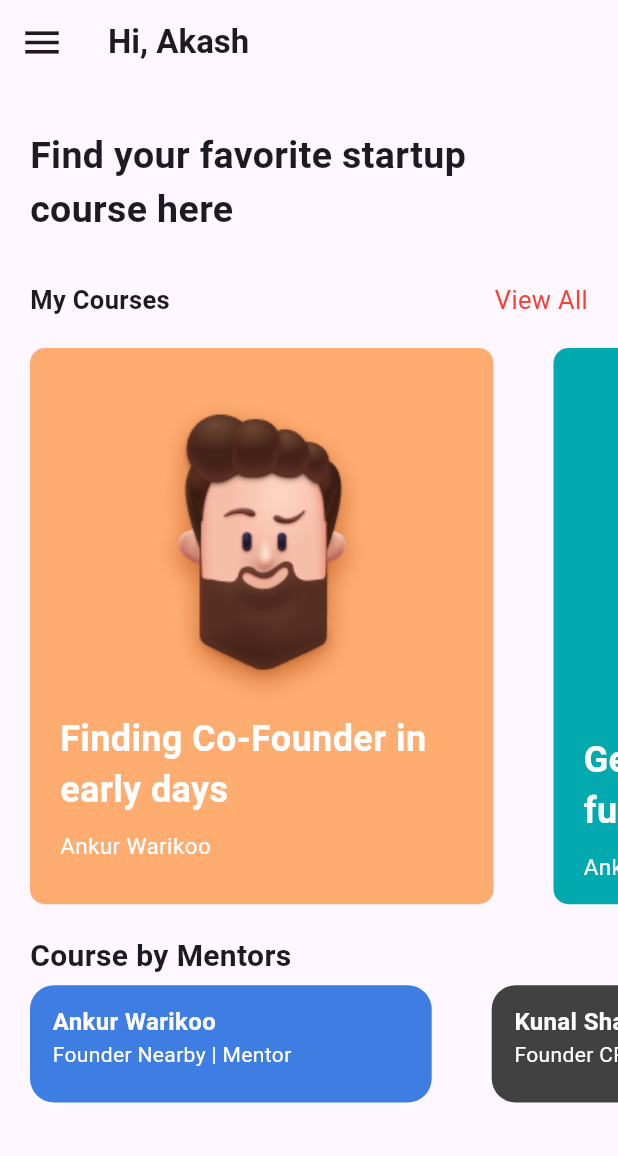
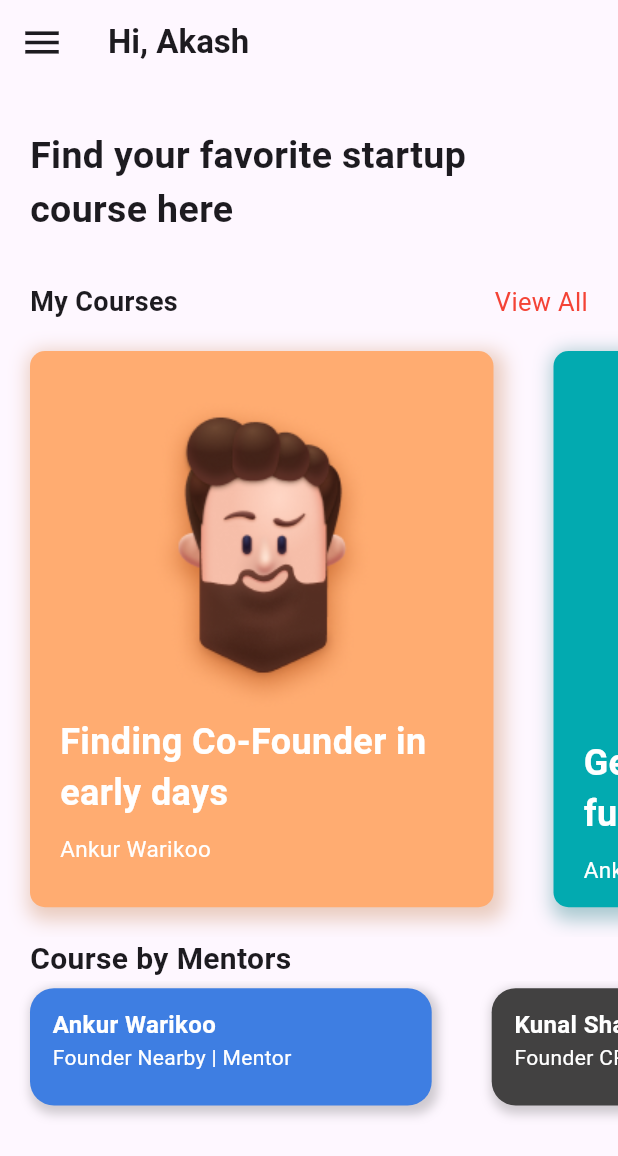
Before and after one commit to Mjd-Gh/Flutter-UI-Lab, a Flutter app: the screen it shows after launch, on a phone screen of 412 x 824 dp. Shown: the top 1156 px of the screen. Run offline on Flutter 3.47's test engine with Material 3 defaults, Android fonts, the phone set to English and light mode, and no system bars.

Commit message:
add some decoration

```diff
--- a/lib/widgets/bottom_section/bottom_card_content.dart
+++ b/lib/widgets/bottom_section/bottom_card_content.dart
@@ -20,8 +20,16 @@ class BottomCardContent extends StatelessWidget {
       decoration: BoxDecoration(
         color: Color(color),
         borderRadius: BorderRadius.circular(16),
+        boxShadow: const [
+          BoxShadow(
+            color: Color.fromARGB(65, 66, 66, 66),
+            spreadRadius: 2,
+            blurRadius: 5,
+            offset: Offset(2, 3),
+          ),
+        ],
       ),
-      margin: const EdgeInsets.symmetric(horizontal: 20, vertical: 5),
+      margin: const EdgeInsets.only(left: 20, right: 20, top: 5, bottom: 15),
       padding: const EdgeInsets.symmetric(horizontal: 15, vertical: 13),
       child: Column(
         crossAxisAlignment: CrossAxisAlignment.start,
--- a/lib/widgets/middle_section/card_content.dart
+++ b/lib/widgets/middle_section/card_content.dart
@@ -7,12 +7,14 @@ class CardContent extends StatelessWidget {
     required this.title,
     required this.name,
     required this.color,
+    required this.shadowColor,
   });
 
   final String path;
   final String title;
   final String name;
   final int color;
+  final Color shadowColor;
 
   @override
   Widget build(BuildContext context) {
@@ -22,6 +24,14 @@ class CardContent extends StatelessWidget {
       decoration: BoxDecoration(
         color: Color(color),
         borderRadius: BorderRadius.circular(10),
+        boxShadow: [
+          BoxShadow(
+            color: shadowColor,
+            spreadRadius: 4,
+            blurRadius: 10,
+            offset: const Offset(3, 4),
+          ),
+        ],
       ),
       padding: const EdgeInsets.symmetric(horizontal: 20),
       margin: const EdgeInsets.symmetric(horizontal: 20, vertical: 20),
--- a/lib/widgets/middle_section/middle_card_scroller.dart
+++ b/lib/widgets/middle_section/middle_card_scroller.dart
@@ -17,12 +17,14 @@ class MiddleCardScroller extends StatelessWidget {
             path: 'avator.png',
             title: "Finding Co-Founder in early days",
             color: 0xffFFAC71,
+            shadowColor: Color.fromARGB(93, 197, 127, 77),
           ),
           CardContent(
             name: "Ankur Warikoo",
             path: 'test.png',
             title: "Getting first seed funding checklist",
             color: 0xff02AAB0,
+            shadowColor: Color.fromARGB(91, 14, 118, 122),
           ),
         ],
       ),
--- a/lib/widgets/middle_section/upper_titles.dart
+++ b/lib/widgets/middle_section/upper_titles.dart
@@ -15,7 +15,7 @@ class MiddleTitles extends StatelessWidget {
           Text(
             "My Courses",
             style: TextStyle(
-              fontSize: 17,
+              fontSize: 18,
               fontWeight: FontWeight.bold,
             ),
           ),
```
Also changed, not shown: lib/widgets/bottom_section/bottom_card_scroller.dart (+8 -6 lines).
